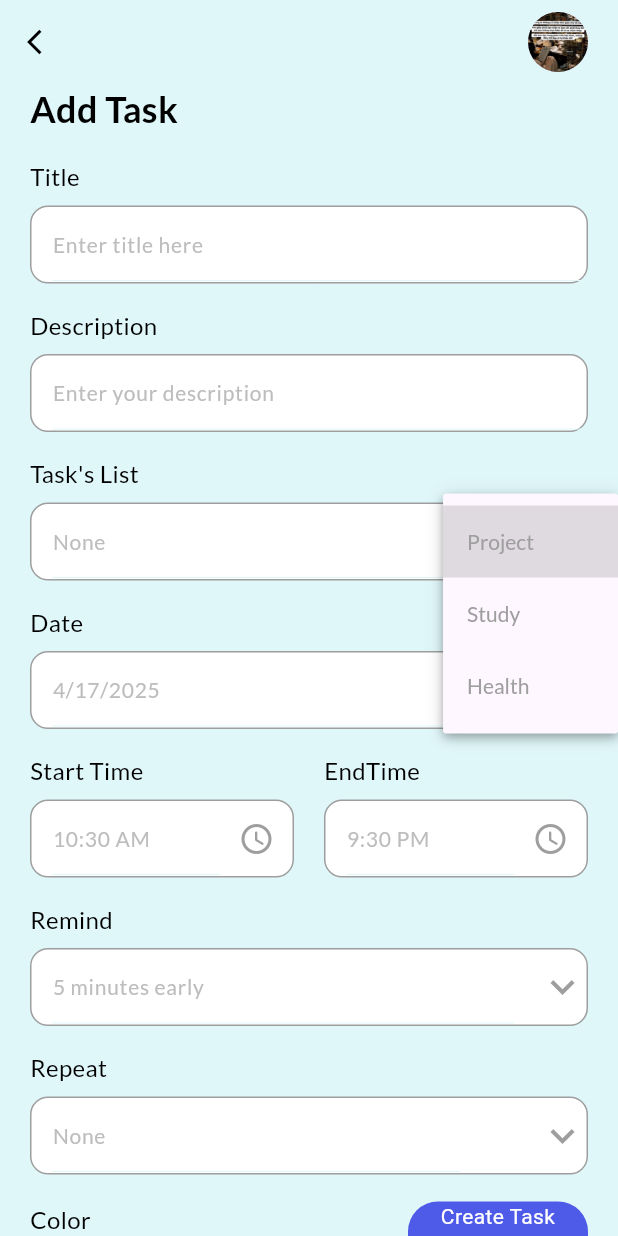
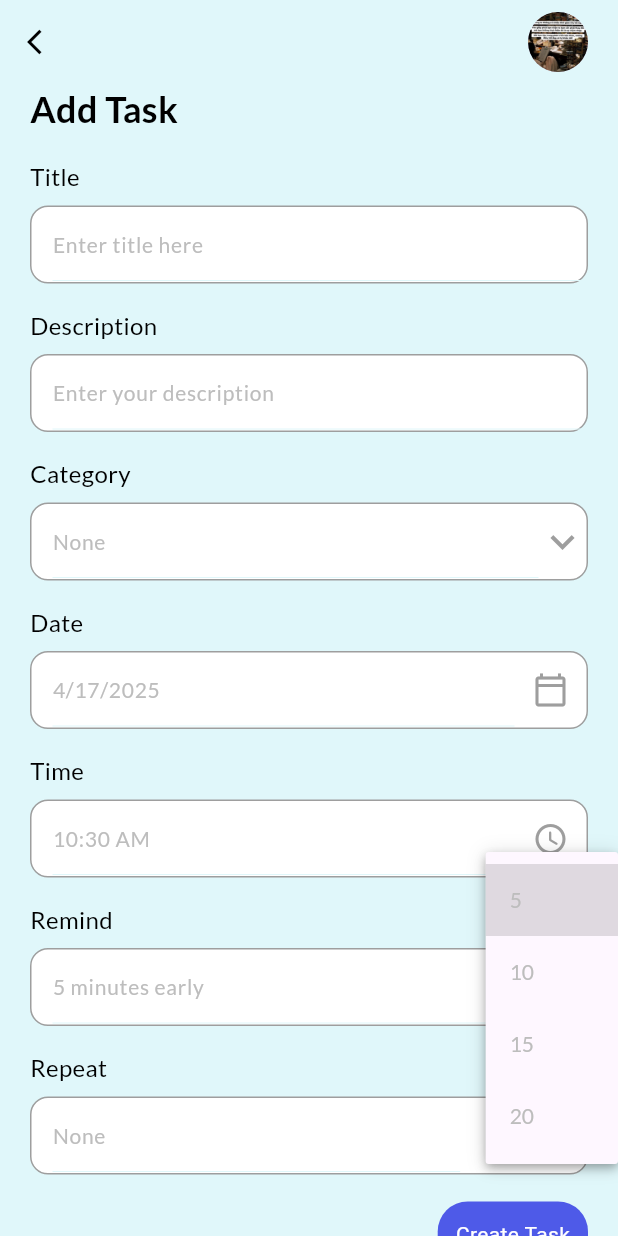
Before and after one commit to tttduong/flutter_reminder, a Flutter app: the AddTaskPage screen opened directly, after a tap on the "keyboard arrow down" icon, on a phone screen of 412 x 824 dp. Run offline on Flutter 3.47's test engine with Material 3 defaults, Android fonts, the phone set to English and light mode, and no system bars; our stand-ins replace dash_chat_2, date_picker_timeline, get, get_storage, google_fonts; accounts and stored records are empty; network calls fail.

Commit message:
add task ver 1

```diff
--- a/client/lib/ui/add_task.dart
+++ b/client/lib/ui/add_task.dart
@@ -1,6 +1,7 @@
 import 'package:flutter/material.dart';
 import 'package:flutter_to_do_app/controller/task_controller.dart';
 import 'package:flutter_to_do_app/model/task.dart';
+import 'package:flutter_to_do_app/service/category_service.dart';
 import 'package:flutter_to_do_app/service/theme_services.dart';
 import 'package:flutter_to_do_app/ui/theme.dart';
 import 'package:flutter_to_do_app/ui/widgets/button.dart';
@@ -27,8 +28,15 @@
   List<String> remindList = ["5", "10", "15", "20"];
   String _selectedRepeat = "None";
   List<String> repeatList = ["None", "Daily", "Weekly", "Monthly"];
-  List<String> listsList = ["Project", "Study", "Health"];
+  List<String> listsList = [];
   String _selectedColor = "0";
+
+  @override
+  void initState() {
+    super.initState();
+    loadCategories();
+  }
+
   @override
   Widget build(BuildContext context) {
     return Scaffold(
@@ -52,7 +60,7 @@
                     controller: _noteController,
                   ),
                   MyInputField(
-                      title: "Task's List",
+                      title: "Category",
                       hint: "$_selectedRepeat",
                       widget: DropdownButton(
                           icon: Icon(
@@ -92,7 +100,7 @@
                     children: [
                       Expanded(
                           child: MyInputField(
-                              title: "Start Time",
+                              title: "Time",
                               hint: _startTime,
                               widget: IconButton(
                                 onPressed: () {
@@ -101,18 +109,18 @@
                                 icon: Icon(Icons.access_time_rounded),
                                 color: Colors.grey,
                               ))),
-                      SizedBox(width: 20),
-                      Expanded(
-                          child: MyInputField(
-                              title: "EndTime",
-                              hint: _endTime,
-                              widget: IconButton(
-                                onPressed: () {
-                                  _getTimeFromUser(isStartTime: false);
-                                },
-                                icon: Icon(Icons.access_time_rounded),
-                                color: Colors.grey,
-                              ))),
+                      // SizedBox(width: 20),
+                      // Expanded(
+                      //     child: MyInputField(
+                      //         title: "EndTime",
+                      //         hint: _endTime,
+                      //         widget: IconButton(
+                      //           onPressed: () {
+                      //             _getTimeFromUser(isStartTime: false);
+                      //           },
+                      //           icon: Icon(Icons.access_time_rounded),
+                      //           color: Colors.grey,
+                      //         ))),
                     ],
                   ),
                   MyInputField(
@@ -174,10 +182,10 @@
                     height: 18,
                   ),
                   Row(
-                    mainAxisAlignment: MainAxisAlignment.spaceBetween,
+                    mainAxisAlignment: MainAxisAlignment.end,
                     crossAxisAlignment: CrossAxisAlignment.center,
                     children: [
-                      _colorPallete(),
+                      // _colorPallete(),
                       MyButton(
                           label: "Create Task", onTap: () => _validateDate()),
                     ],
@@ -185,6 +193,17 @@
                 ],
               ),
             )));
+  }
+
+  Future<void> loadCategories() async {
+    try {
+      final categories = await CategoryService.fetchCategories();
+      setState(() {
+        listsList = categories.map((cat) => cat.title).toList();
+      });
+    } catch (e) {
+      print("Error loading categories: $e");
+    }
   }
 
   _validateDate() {
@@ -221,42 +240,42 @@
     // print("My id is $value");
   }
 
-  _colorPallete() {
-    return Column(
-      crossAxisAlignment: CrossAxisAlignment.start,
-      children: [
-        Text(
-          "Color",
-          style: titleStyle,
-        ),
-        SizedBox(height: 8.0),
-        Wrap(
-          children: List<Widget>.generate(3, (int index) {
-            return GestureDetector(
-              onTap: () {
-                setState(() {
-                  _selectedColor = index.toString();
-                });
-              },
-              child: Padding(
-                padding: EdgeInsets.only(right: 8.0),
-                child: CircleAvatar(
-                    radius: 14,
-                    backgroundColor: index == 0
-                        ? primaryClr
-                        : index == 1
-                            ? pinkClr
-                            : yellowClr,
-                    child: _selectedColor == index
-                        ? Icon(Icons.done, color: Colors.white, size: 16)
-                        : Container()),
-              ),
-            );
-          }),
-        )
-      ],
-    );
-  }
+  // _colorPallete() {
+  //   return Column(
+  //     crossAxisAlignment: CrossAxisAlignment.start,
+  //     children: [
+  //       Text(
+  //         "Color",
+  //         style: titleStyle,
+  //       ),
+  //       SizedBox(height: 8.0),
+  //       Wrap(
+  //         children: List<Widget>.generate(3, (int index) {
+  //           return GestureDetector(
+  //             onTap: () {
+  //               setState(() {
+  //                 _selectedColor = index.toString();
+  //               });
+  //             },
+  //             child: Padding(
+  //               padding: EdgeInsets.only(right: 8.0),
+  //               child: CircleAvatar(
+  //                   radius: 14,
+  //                   backgroundColor: index == 0
+  //                       ? primaryClr
+  //                       : index == 1
+  //                           ? pinkClr
+  //                           : yellowClr,
+  //                   child: _selectedColor == index
+  //                       ? Icon(Icons.done, color: Colors.white, size: 16)
+  //                       : Container()),
+  //             ),
+  //           );
+  //         }),
+  //       )
+  //     ],
+  //   );
+  // }
 
   _appBar(BuildContext context) {
     return AppBar(
--- a/client/lib/ui/widgets/button.dart
+++ b/client/lib/ui/widgets/button.dart
@@ -12,10 +12,10 @@
     return GestureDetector(
       onTap: onTap,
       child: Container(
-          width: 120,
-          height: 60,
+          padding: EdgeInsets.symmetric(horizontal: 12, vertical: 12),
           decoration: BoxDecoration(
               borderRadius: BorderRadius.circular(20), color: primaryClr),
+          alignment: Alignment.center,
           child: Text(
             label,
             style: TextStyle(
```
Also changed, not shown: 5 other files.
